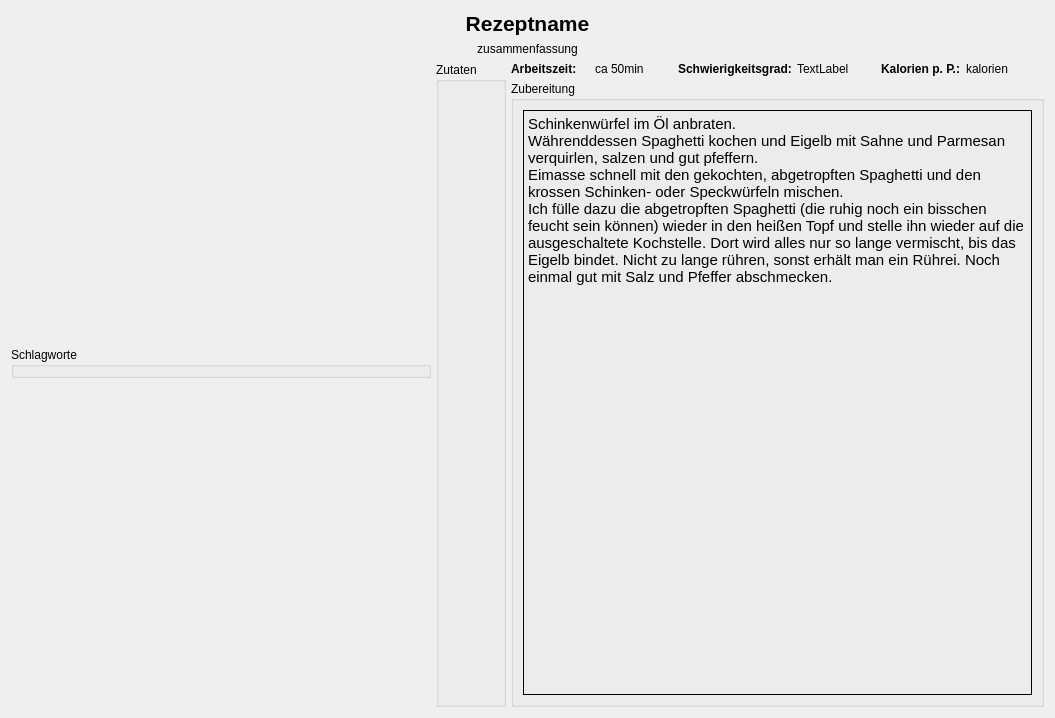
This is RecipeWidget.ui in Indidev/headcooker as Qt 5 draws it before an edit. The edited form follows.
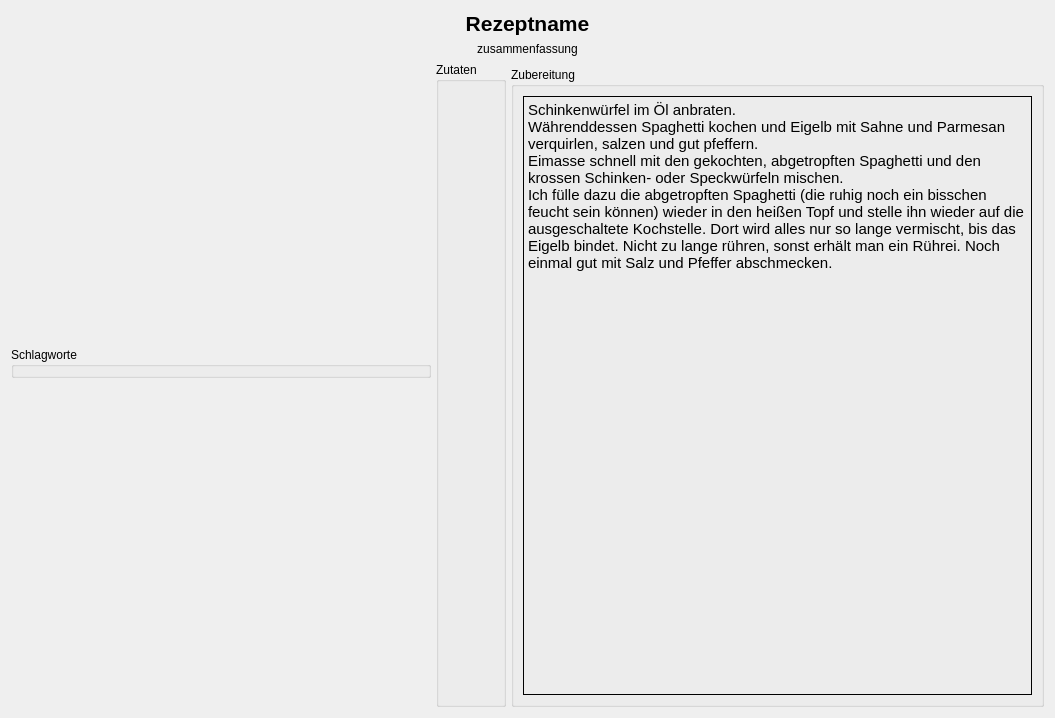
This is the edited form.

Commit message: added Recipe class

Diff of the .ui file:
```diff
--- a/RecipeWidget.ui
+++ b/RecipeWidget.ui
@@ -142,71 +142,7 @@
         <number>0</number>
        </property>
        <item>
-        <layout class="QHBoxLayout" name="horizontalLayout">
-         <property name="topMargin">
-          <number>0</number>
-         </property>
-         <item>
-          <widget class="QLabel" name="label_2">
-           <property name="font">
-            <font>
-             <weight>75</weight>
-             <bold>true</bold>
-            </font>
-           </property>
-           <property name="text">
-            <string>Arbeitszeit:</string>
-           </property>
-          </widget>
-         </item>
-         <item>
-          <widget class="QLabel" name="preparationTimeLabel">
-           <property name="text">
-            <string>ca 50min</string>
-           </property>
-          </widget>
-         </item>
-         <item>
-          <widget class="QLabel" name="label_3">
-           <property name="font">
-            <font>
-             <weight>75</weight>
-             <bold>true</bold>
-            </font>
-           </property>
-           <property name="text">
-            <string>Schwierigkeitsgrad:</string>
-           </property>
-          </widget>
-         </item>
-         <item>
-          <widget class="QLabel" name="difficultyLabel">
-           <property name="text">
-            <string>TextLabel</string>
-           </property>
-          </widget>
-         </item>
-         <item>
-          <widget class="QLabel" name="label_5">
-           <property name="font">
-            <font>
-             <weight>75</weight>
-             <bold>true</bold>
-            </font>
-           </property>
-           <property name="text">
-            <string>Kalorien p. P.:</string>
-           </property>
-          </widget>
-         </item>
-         <item>
-          <widget class="QLabel" name="caloriesLabel">
-           <property name="text">
-            <string>kalorien</string>
-           </property>
-          </widget>
-         </item>
-        </layout>
+        <widget class="QWidget" name="metaInfoWidget" native="true"/>
        </item>
        <item>
         <widget class="QGroupBox" name="groupBox_2">
```
The commit also changes 9 other files.
